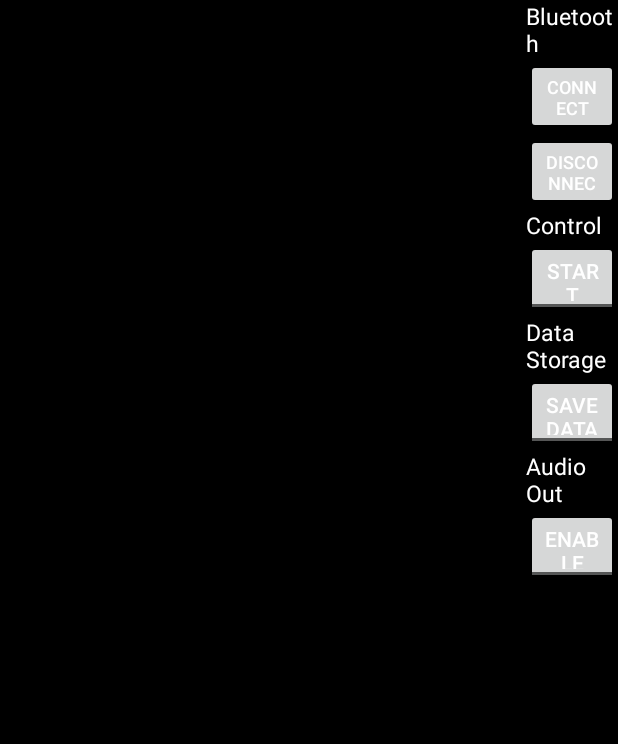
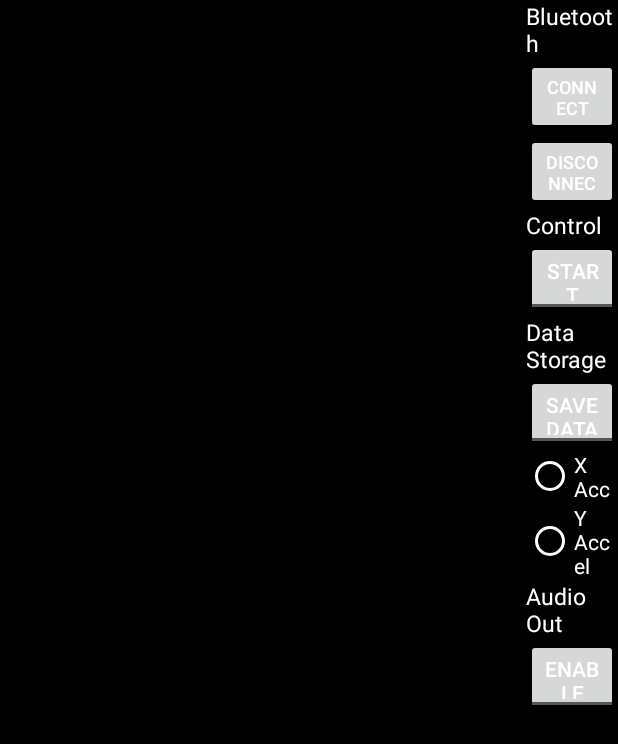
Before and after one commit to MoreCoffee12/AccelPlot, an Android app: the layout activity_main.xml on its own in the app's theme, with its tools: preview values and no code run, on a phone screen of 412 x 824 dp. Shown: the top 744 px of the screen. Run offline under Robolectric (Android 15) with nearby library versions, the light colour scheme and no system bars.

Commit message:
Added prototype radio buttons

```diff
--- a/app/src/main/res/layout/activity_main.xml
+++ b/app/src/main/res/layout/activity_main.xml
@@ -88,6 +88,30 @@
             android:textColor="@color/white"
             android:layout_below="@id/tvDataStorage"/>
 
+
+        <RadioGroup
+            android:id="@+id/radio_ADC_to_Ch"
+            android:layout_below="@id/tbSaveData"
+            android:layout_width="fill_parent"
+            android:layout_height="wrap_content"
+            android:orientation="vertical">
+
+            <RadioButton android:id="@+id/radio_ADC1_Ch1"
+                android:layout_width="wrap_content"
+                android:layout_height="wrap_content"
+                android:text="@string/radio_ADC1_Ch1"
+                android:textColor="@color/white"
+                android:buttonTint="@color/white"
+                android:onClick="onRadioButtonCh1Clicked"/>
+            <RadioButton android:id="@+id/radio_ADC2_Ch1"
+                android:layout_width="wrap_content"
+                android:layout_height="wrap_content"
+                android:text="@string/radio_ADC2_Ch1"
+                android:textColor="@color/white"
+                android:buttonTint="@color/white"
+                android:onClick="onRadioButtonCh1Clicked"/>
+        </RadioGroup>
+
         <TextView
             android:id="@+id/tvAudioOut"
             android:layout_width="wrap_content"
@@ -95,7 +119,7 @@
             android:text="@string/label_audioout"
             android:textSize="15sp"
             android:textColor="@color/white"
-            android:layout_below="@id/tbSaveData"/>
+            android:layout_below="@id/radio_ADC_to_Ch"/>
 
         <ToggleButton
             android:id="@+id/tbAudioOut"
--- a/app/src/main/res/values/strings.xml
+++ b/app/src/main/res/values/strings.xml
@@ -18,6 +18,10 @@
     <string name="label_audioout">Audio Out</string>
     <string name="textoff_audioout">Enable Audio</string>
     <string name="texton_audioout">Stop Audio</string>
+    <string name="radio_ADC1_Ch1">X Acc</string>
+    <string name="radio_ADC2_Ch1">Y Accel</string>
+    <string name="radio_ADC3_Ch1">Z Accel</string>
+    <string name="radio_ADC4_Ch1">X Gyro</string>
 
     <string name="chart_control_label">Control</string>
     <string name="chart_zoom_minus">-</string>
```
Also changed, not shown: app/src/main/java/com/dairyroadsolutions/accelplot/MainActivity.java (+19 -0 lines).
